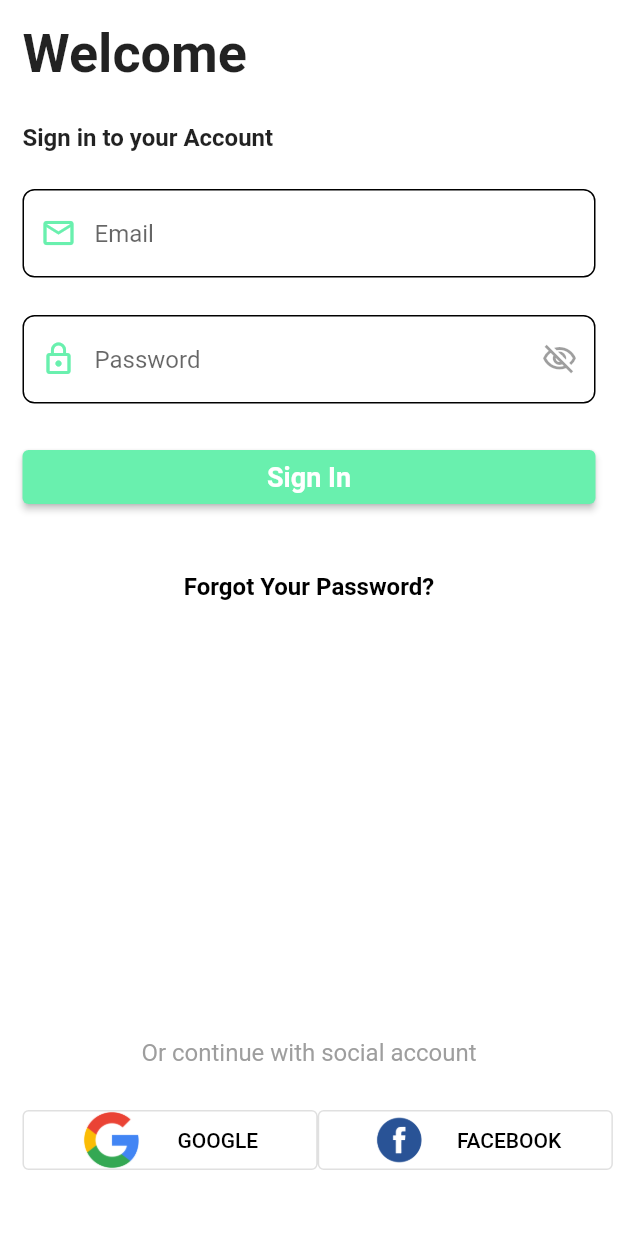
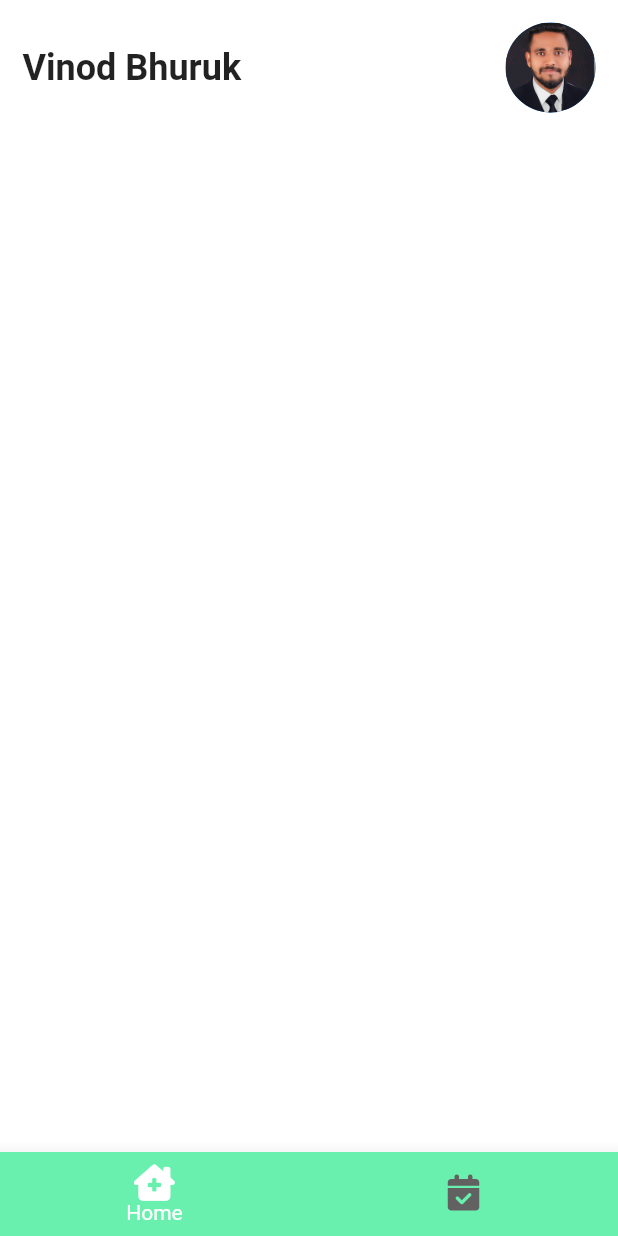
Before and after one commit to vinodbhuruk/Dr_Appointment_App, a Flutter app: the screen it shows after launch, after a tap on "Sign In", on a phone screen of 412 x 824 dp. Run offline on Flutter 3.47's test engine with Material 2 defaults, Android fonts, the phone set to English and light mode, and no system bars; our stand-ins replace font_awesome_flutter.

Commit message:
added changes

```diff
--- a/dr_appointment/lib/components/login_form.dart
+++ b/dr_appointment/lib/components/login_form.dart
@@ -61,7 +61,10 @@ class _LoginFormState extends State<LoginForm> {
                 Button(
                   width: double.infinity,
                   title:  'Sign In' ,
-                  onPressed: () {},
+                  onPressed: () {
+                    //manually sign in
+                    Navigator.of(context).pushNamed('main');
+                  },
                   disable: false,
                   )
         ],
--- /dev/null
+++ b/dr_appointment/lib/components/main_layout.dart
@@ -0,0 +1,59 @@
+import 'package:dr_appointment/screens/appointment_page.dart';
+import 'package:dr_appointment/screens/home_page.dart';
+import 'package:flutter/material.dart';
+import 'package:font_awesome_flutter/font_awesome_flutter.dart';
+
+
+class MainLayout extends StatefulWidget {
+  const MainLayout({super.key});
+
+  @override
+  State<MainLayout> createState() => _MainLayoutState();
+}
+
+class _MainLayoutState extends State<MainLayout> {
+    // variable Declartion
+  int currentPage=0;
+  final PageController _page =PageController();
+    @override
+  Widget build(BuildContext context) {
+    return Scaffold(
+      body: PageView(
+        controller: _page,
+        onPageChanged: ((value){
+          setState(() {
+            // Update Page index when tab pressed/ switch page
+            currentPage=value;
+          });
+        }),
+        children: const <Widget>[
+          HomePage(),
+          AppointmentPage(),
+        ],
+      ),
+      bottomNavigationBar: BottomNavigationBar(
+        currentIndex: currentPage,
+        onTap: (page){
+          setState(() {
+            currentPage= page;
+            _page.animateToPage(page,
+            duration: const Duration(microseconds: 500),
+            curve: Curves.easeInOut);
+          });
+
+        },
+        items: const <BottomNavigationBarItem>[
+          BottomNavigationBarItem(
+            icon: FaIcon(FontAwesomeIcons.houseChimneyMedical),
+            label: 'Home'
+          ),
+          BottomNavigationBarItem(
+            icon: FaIcon(FontAwesomeIcons.solidCalendarCheck),
+            label: 'Appointments'
+          ),
+        ],
+      ),
+
+    );
+  }
+}
--- a/dr_appointment/lib/components/social_button.dart
+++ b/dr_appointment/lib/components/social_button.dart
@@ -7,7 +7,12 @@ class SocialButton extends StatelessWidget {
 
   @override
   Widget build(BuildContext context) {
+    Config().init(context);
     return OutlinedButton(
+      style: OutlinedButton.styleFrom(
+          padding: const EdgeInsets.symmetric(vertical: 15),
+          side: const BorderSide(width: 1,color: Colors.black),
+      ),
       onPressed: (){},
       child: SizedBox(
         width: Config.widthSize * 0.4,
--- a/dr_appointment/lib/main.dart
+++ b/dr_appointment/lib/main.dart
@@ -1,6 +1,6 @@
+import 'package:dr_appointment/components/main_layout.dart';
 import 'package:dr_appointment/screens/auth_page.dart';
 import 'package:dr_appointment/utils/config.dart';
-import 'package:dr_appointment/utils/main_layout.dart';
 import 'package:flutter/material.dart';
 
 void main() {
--- /dev/null
+++ b/dr_appointment/lib/screens/appointment_page.dart
@@ -0,0 +1,16 @@
+import 'package:flutter/material.dart';
+class AppointmentPage extends StatefulWidget {
+  const AppointmentPage({super.key});
+
+  @override
+  State<AppointmentPage> createState() => _AppointmentPageState();
+}
+
+class _AppointmentPageState extends State<AppointmentPage> {
+  @override
+  Widget build(BuildContext context) {
+    return const Center(
+      child: Text('Appointment Page'),
+    );
+  }
+}
--- a/dr_appointment/lib/screens/auth_page.dart
+++ b/dr_appointment/lib/screens/auth_page.dart
@@ -88,6 +88,27 @@ class _AuthPageState extends State<AuthPage> {
               ],
             ),
             Config.spaceSmall,
+            Row(
+                mainAxisAlignment: MainAxisAlignment.center,
+                children: <Widget>[
+                  Text(
+            AppText.enText['signUp_text']!,
+              style: TextStyle(
+                fontSize: 16,
+                fontWeight: FontWeight.normal,
+                color: Colors.grey.shade500,
+              ),
+
+              ),
+              const Text( 'Sign Up',
+                style: TextStyle(
+                  fontSize: 16,
+                fontWeight: FontWeight.bold,
+                color: Colors.black,
+                ),
+              ),
+                ],
+            ),
 
           ],
         ),
--- /dev/null
+++ b/dr_appointment/lib/screens/home_page.dart
@@ -0,0 +1,52 @@
+import 'package:dr_appointment/utils/config.dart';
+import 'package:flutter/material.dart';
+class HomePage extends StatefulWidget {
+  const HomePage({super.key});
+
+  @override
+  State<HomePage> createState() => _HomePageState();
+}
+
+class _HomePageState extends State<HomePage> {
+  @override
+  Widget build(BuildContext context) {
+    Config().init(context);
+    return Scaffold(
+      body: Padding(
+        padding: const EdgeInsets.symmetric(
+        horizontal: 15,
+        vertical: 15,
+      ),
+      child: SafeArea(
+        child: Column(
+          mainAxisAlignment: MainAxisAlignment.start,
+          crossAxisAlignment: CrossAxisAlignment.start,
+          children: <Widget>[
+            Row(
+              mainAxisAlignment: MainAxisAlignment.spaceBetween,
+              children: const <Widget>[
+                Text('Vinod Bhuruk',
+                style: TextStyle(
+                  fontSize: 24,
+                fontWeight: FontWeight.bold,
+                ),
+                ),
+                SizedBox(
+                    child: CircleAvatar(
+                      radius: 30,
+                      backgroundImage: AssetImage('assets/profile1.jpg'),
+                    ),
+                ),
+
+              ],
+            ),
+          ],
+
+        ),
+        ),
+      ),
+
+
+    );
+  }
+}
--- a/dr_appointment/lib/utils/main_layout.dart
+++ /dev/null
@@ -1,17 +0,0 @@
-import 'package:flutter/material.dart';
-
-class MainLayout extends StatefulWidget {
-  const MainLayout({super.key});
-
-  @override
-  State<MainLayout> createState() => _MainLayoutState();
-}
-
-class _MainLayoutState extends State<MainLayout> {
-  @override
-  Widget build(BuildContext context) {
-    return const Scaffold(
-
-    );
-  }
-}
```
Also changed, not shown: dr_appointment/pubspec.yaml (+8 -6 lines), dr_appointment/assets/profile1.jpg (added), dr_appointment/lib/components/button.dart (line endings or trailing spaces), dr_appointment/pubspec.lock, 1 other file.
